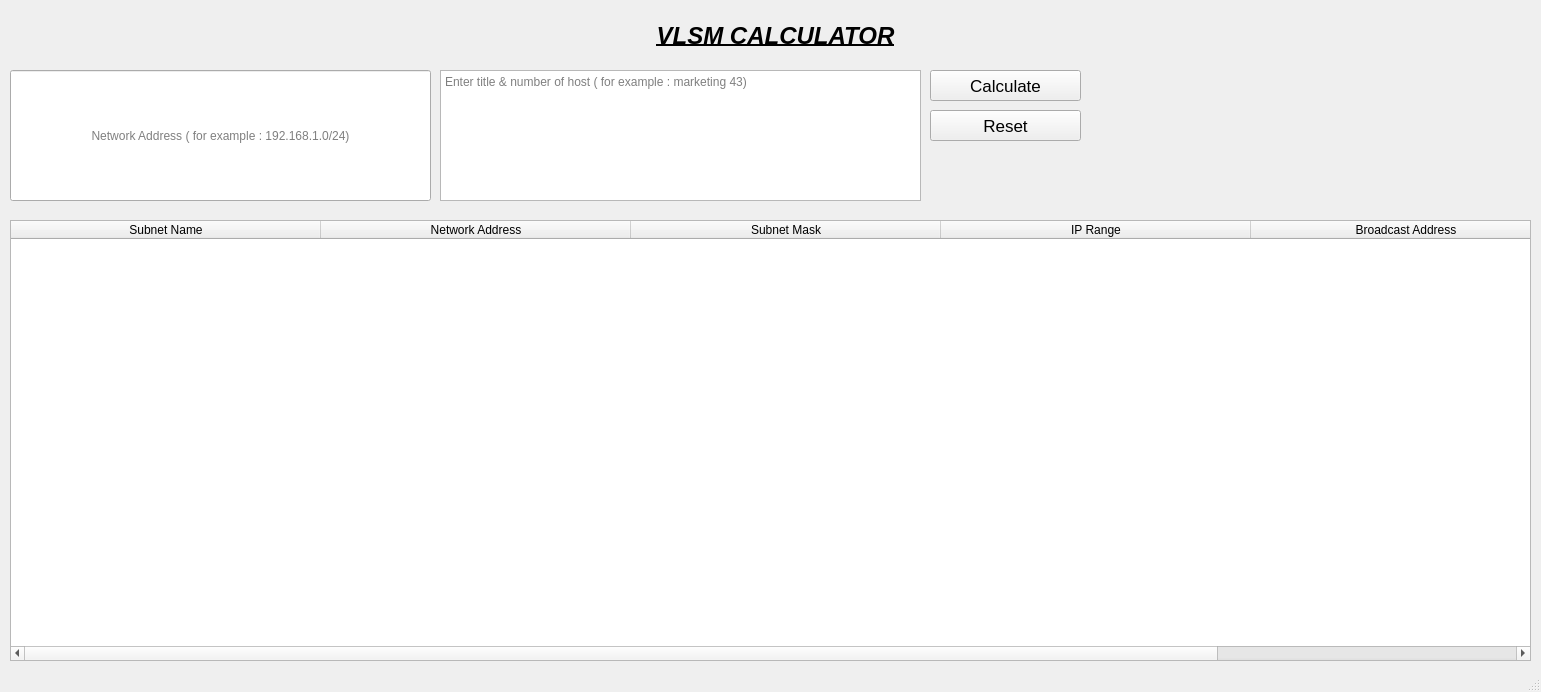
This is VLSM_Calculator/app.ui in Shad-Alam/VLSM-Calculator-App as Qt 5 draws it before an edit. The edited form follows.
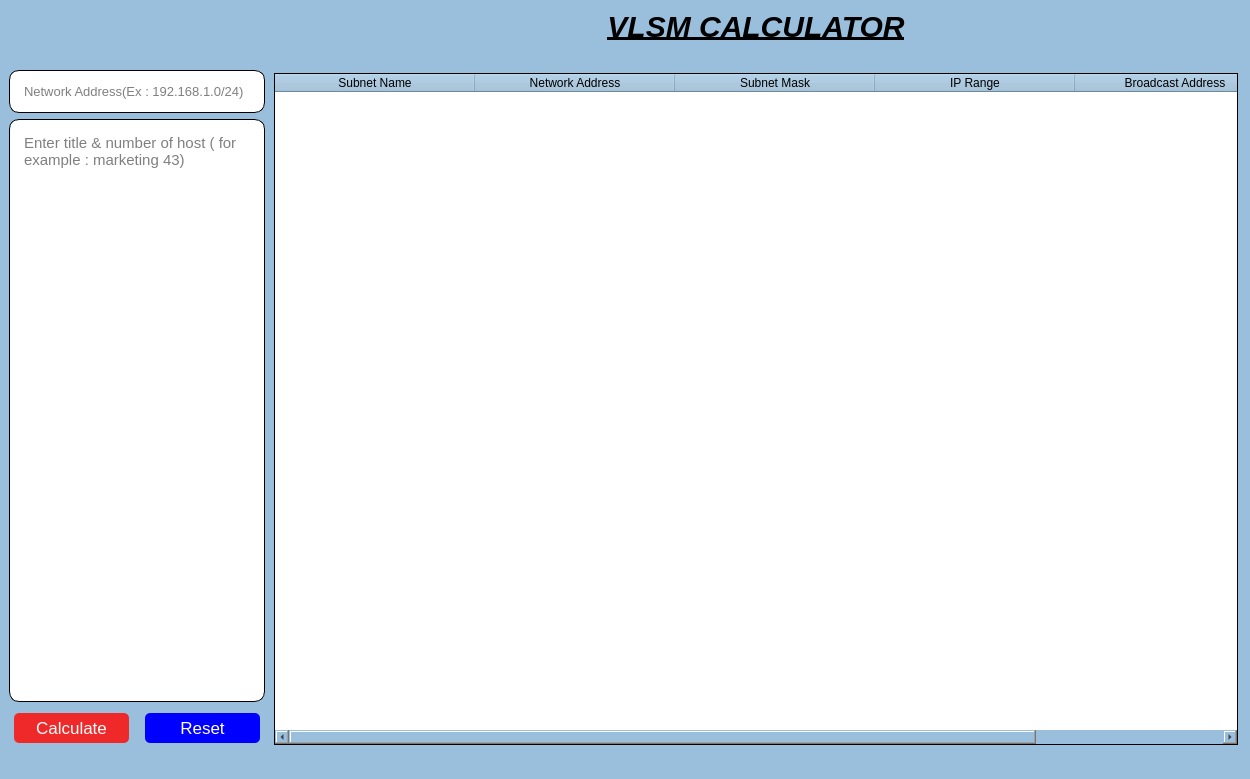
This is the edited form.

Commit message: adding background color and responsive

Diff of the .ui file:
```diff
--- a/VLSM_Calculator/app.ui
+++ b/VLSM_Calculator/app.ui
@@ -6,47 +6,119 @@
    <rect>
     <x>0</x>
     <y>0</y>
-    <width>1541</width>
-    <height>692</height>
+    <width>1250</width>
+    <height>779</height>
    </rect>
   </property>
   <property name="windowTitle">
    <string>App</string>
   </property>
+  <property name="styleSheet">
+   <string notr="true">QWidget{
+	background-color: #9ABFDC;
+}</string>
+  </property>
+  <property name="tabShape">
+   <enum>QTabWidget::Rounded</enum>
+  </property>
   <widget class="QWidget" name="centralwidget">
-   <widget class="QWidget" name="verticalLayoutWidget">
-    <property name="geometry">
-     <rect>
-      <x>10</x>
-      <y>10</y>
-      <width>2</width>
-      <height>2</height>
-     </rect>
-    </property>
-    <layout class="QVBoxLayout" name="verticalLayout">
-     <property name="sizeConstraint">
-      <enum>QLayout::SetDefaultConstraint</enum>
-     </property>
-    </layout>
-   </widget>
+   <layout class="QGridLayout" name="gridLayout_2">
+    <item row="1" column="0" colspan="2">
+     <widget class="QLineEdit" name="tf_networkAddress">
+      <property name="font">
+       <font>
+        <pointsize>10</pointsize>
+        <weight>50</weight>
+        <bold>false</bold>
+       </font>
+      </property>
+      <property name="autoFillBackground">
+       <bool>false</bool>
+      </property>
+      <property name="styleSheet">
+       <string notr="true">QLineEdit{
+	color: black;
+	background-color: white;
+	border: 1px solid black;
+   border-radius: 10px;
+   padding: 12px;
+}</string>
+      </property>
+      <property name="text">
+       <string/>
+      </property>
+      <property name="alignment">
+       <set>Qt::AlignLeading|Qt::AlignLeft|Qt::AlignTop</set>
+      </property>
+      <property name="placeholderText">
+       <string>Network Address(Ex : 192.168.1.0/24)</string>
+      </property>
+     </widget>
+    </item>
+    <item row="3" column="0">
+     <widget class="QPushButton" name="btn_calculation">
+      <property name="font">
+       <font>
+        <pointsize>-1</pointsize>
+       </font>
+      </property>
+      <property name="styleSheet">
+       <string notr="true">QPushButton{
+	background-color: rgb(239, 41, 41);
+	color: white;
+    border-radius: 5px;
+	font-size: 17px;
+	padding: 5px;
+	margin: 5px;
+}</string>
+      </property>
+      <property name="text">
+       <string>Calculate</string>
+      </property>
+     </widget>
+    </item>
+    <item row="2" column="0" colspan="2">
+     <widget class="QTextEdit" name="te_hosts">
+      <property name="font">
+       <font>
+        <pointsize>11</pointsize>
+        <weight>50</weight>
+        <italic>false</italic>
+        <bold>false</bold>
+       </font>
+      </property>
+      <property name="styleSheet">
+       <string notr="true">QTextEdit{
+	color: black;
+	background-color: white;
+   border: 1px solid black;
+   border-radius: 10px;
+   padding: 10px;
+}</string>
+      </property>
+      <property name="placeholderText">
+       <string>Enter title &amp; number of host ( for example : marketing 43)</string>
+      </property>
+     </widget>
+    </item>
+    <item row="0" column="2">
    <widget class="QLabel" name="label">
-    <property name="geometry">
-     <rect>
-      <x>610</x>
-      <y>20</y>
-      <width>331</width>
-      <height>31</height>
-     </rect>
-    </property>
     <property name="font">
      <font>
-      <pointsize>18</pointsize>
+        <pointsize>-1</pointsize>
       <weight>75</weight>
       <italic>true</italic>
       <bold>true</bold>
       <underline>true</underline>
      </font>
     </property>
+      <property name="styleSheet">
+       <string notr="true">QLabel{
+	color: black;
+   font-size: 30px;
+   margin-bottom: 20px;
+}</string>
+      </property>
     <property name="text">
      <string>VLSM CALCULATOR</string>
     </property>
@@ -54,67 +126,70 @@
      <set>Qt::AlignCenter</set>
     </property>
    </widget>
-   <widget class="QLineEdit" name="tf_networkAddress">
-    <property name="geometry">
-     <rect>
-      <x>10</x>
-      <y>70</y>
-      <width>421</width>
-      <height>131</height>
-     </rect>
-    </property>
-    <property name="text">
-     <string/>
-    </property>
-    <property name="alignment">
-     <set>Qt::AlignCenter</set>
-    </property>
-    <property name="placeholderText">
-     <string>Network Address ( for example : 192.168.1.0/24)</string>
-    </property>
-   </widget>
-   <widget class="QTextEdit" name="te_hosts">
-    <property name="geometry">
-     <rect>
-      <x>440</x>
-      <y>70</y>
-      <width>481</width>
-      <height>131</height>
-     </rect>
-    </property>
-    <property name="placeholderText">
-     <string>Enter title &amp; number of host ( for example : marketing 43)</string>
-    </property>
-   </widget>
-   <widget class="QPushButton" name="btn_calculation">
-    <property name="geometry">
-     <rect>
-      <x>930</x>
-      <y>70</y>
-      <width>151</width>
-      <height>31</height>
-     </rect>
-    </property>
-    <property name="font">
-     <font>
-      <pointsize>13</pointsize>
-     </font>
-    </property>
-    <property name="text">
-     <string>Calculate</string>
-    </property>
-   </widget>
+    </item>
+    <item row="1" column="2" rowspan="3">
    <widget class="QTableWidget" name="tableWidget_Data">
-    <property name="geometry">
-     <rect>
-      <x>10</x>
-      <y>220</y>
-      <width>1521</width>
-      <height>441</height>
-     </rect>
-    </property>
+      <property name="maximumSize">
+       <size>
+        <width>10000000</width>
+        <height>16777215</height>
+       </size>
+      </property>
+      <property name="font">
+       <font>
+        <pointsize>11</pointsize>
+        <weight>50</weight>
+        <bold>false</bold>
+       </font>
+      </property>
+      <property name="autoFillBackground">
+       <bool>false</bool>
+      </property>
+      <property name="styleSheet">
+       <string notr="true">QTableWidget
+{
+	color: green;
+	background-color: white;
+	margin:3px;
+	text-align:center;
+	border: 1px solid black;
+}</string>
+      </property>
+      <property name="frameShape">
+       <enum>QFrame::StyledPanel</enum>
+      </property>
+      <property name="frameShadow">
+       <enum>QFrame::Plain</enum>
+      </property>
+      <property name="autoScroll">
+       <bool>true</bool>
+      </property>
+      <property name="editTriggers">
+       <set>QAbstractItemView::DoubleClicked</set>
+      </property>
+      <property name="defaultDropAction">
+       <enum>Qt::CopyAction</enum>
+      </property>
+      <property name="horizontalScrollMode">
+       <enum>QAbstractItemView::ScrollPerItem</enum>
+      </property>
+      <property name="gridStyle">
+       <enum>Qt::CustomDashLine</enum>
+      </property>
+      <attribute name="horizontalHeaderVisible">
+       <bool>true</bool>
+      </attribute>
+      <attribute name="horizontalHeaderCascadingSectionResizes">
+       <bool>false</bool>
+      </attribute>
     <attribute name="horizontalHeaderDefaultSectionSize">
-     <number>310</number>
+       <number>200</number>
+      </attribute>
+      <attribute name="horizontalHeaderHighlightSections">
+       <bool>true</bool>
+      </attribute>
+      <attribute name="verticalHeaderHighlightSections">
+       <bool>false</bool>
     </attribute>
     <column>
      <property name="text">
@@ -157,24 +232,30 @@
      </property>
     </column>
    </widget>
+    </item>
+    <item row="3" column="1">
    <widget class="QPushButton" name="btn_reset">
-    <property name="geometry">
-     <rect>
-      <x>930</x>
-      <y>110</y>
-      <width>151</width>
-      <height>31</height>
-     </rect>
-    </property>
     <property name="font">
      <font>
-      <pointsize>13</pointsize>
-     </font>
-    </property>
+        <pointsize>-1</pointsize>
+       </font>
+      </property>
+      <property name="styleSheet">
+       <string notr="true">QPushButton{
+	background-color: blue;
+	color: white;
+    border-radius: 5px;
+	font-size: 17px;
+	padding: 5px;
+	margin: 5px;
+}</string>
+      </property>
     <property name="text">
      <string>Reset</string>
     </property>
    </widget>
+    </item>
+   </layout>
   </widget>
   <widget class="QMenuBar" name="menubar">
    <property name="geometry">
```
Left out of the diff: 5 changed lines with no effect on the pictures. Lines whose indentation alone changed are shown as unchanged. The commit also changes 4 other files.
